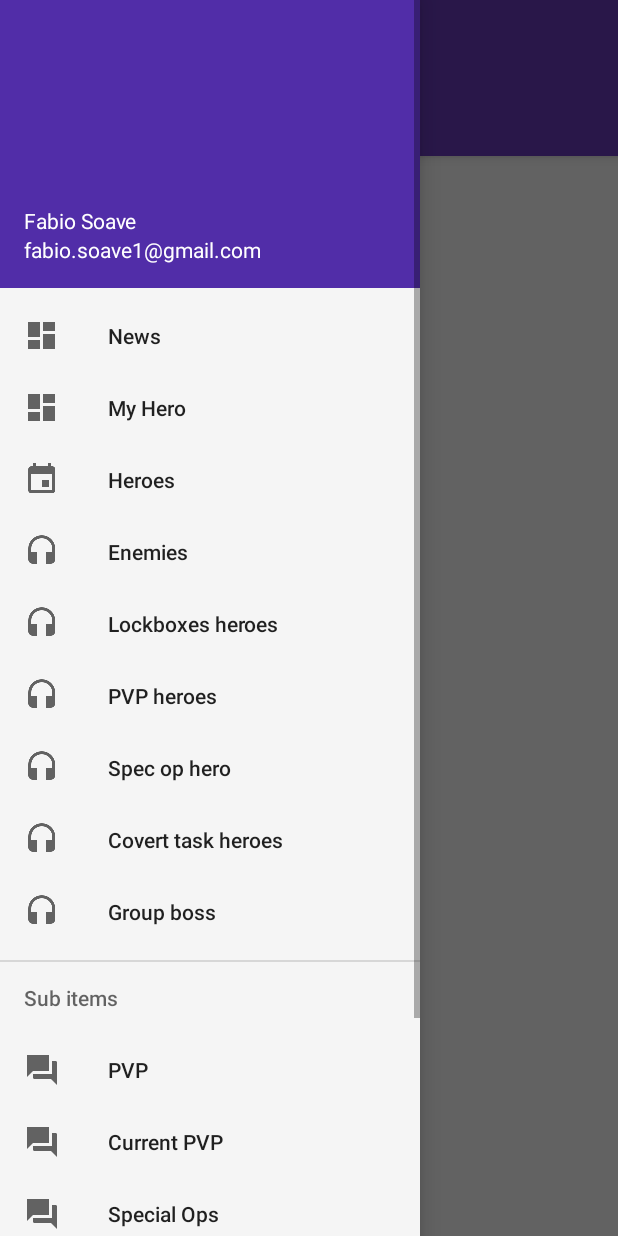
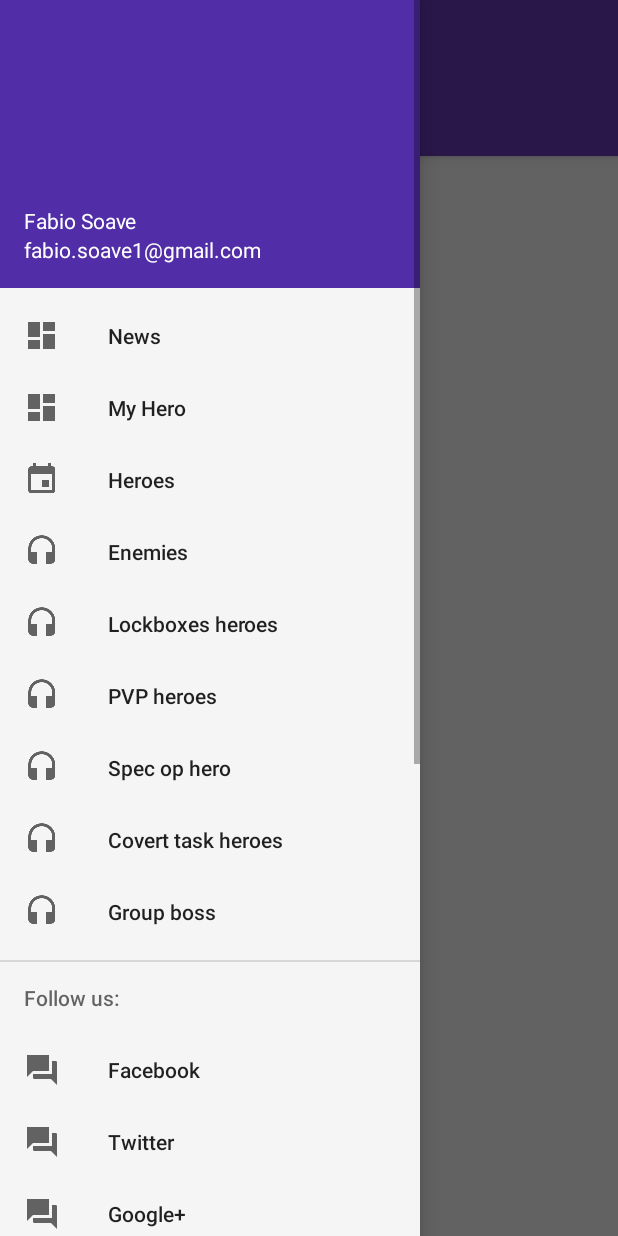
Before and after one commit to fsoave/first-app, an Android app: the OptionMenuMainActivity screen opened directly, with no data from a screen before it, with the side drawer open, on a phone screen of 412 x 824 dp. Run offline under Robolectric (Android 15) with nearby library versions, the phone set to English and light mode, and no system bars; 3 statements that could not run were skipped.

Commit message:
add "follow us" on drawer menu

```diff
--- a/app/src/main/res/menu/drawer_view.xml
+++ b/app/src/main/res/menu/drawer_view.xml
@@ -41,6 +41,27 @@
             android:title="Group boss" />
     </group>
 
+    <item android:title="Follow us:">
+        <menu>
+            <item
+                android:id="@+id/facebook"
+                android:icon="@drawable/ic_forum"
+                android:title="Facebook" />
+            <item
+                android:id="@+id/twitter"
+                android:icon="@drawable/ic_forum"
+                android:title="Twitter" />
+            <item
+                android:id="@+id/googleplus"
+                android:icon="@drawable/ic_forum"
+                android:title="Google+" />
+            <item
+                android:id="@+id/Instagram"
+                android:icon="@drawable/ic_forum"
+                android:title="Instagram" />
+        </menu>
+    </item>
+
     <item android:title="Sub items">
         <menu>
             <item
```
